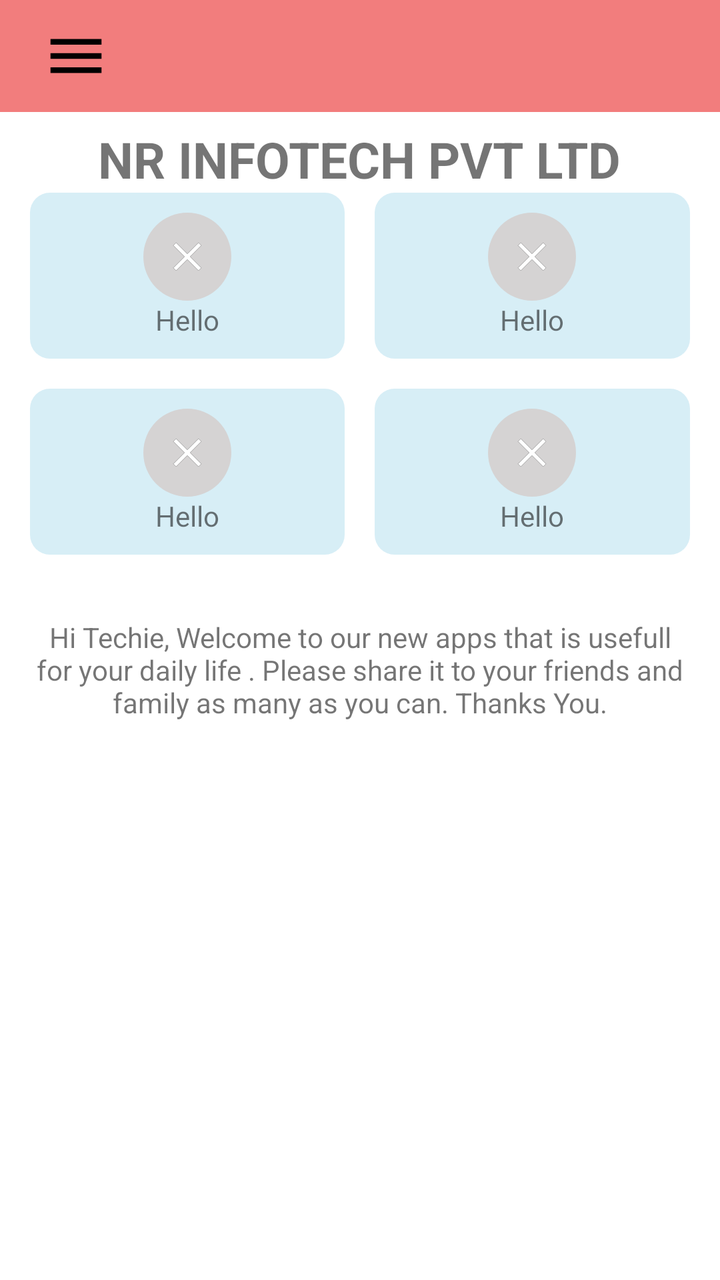
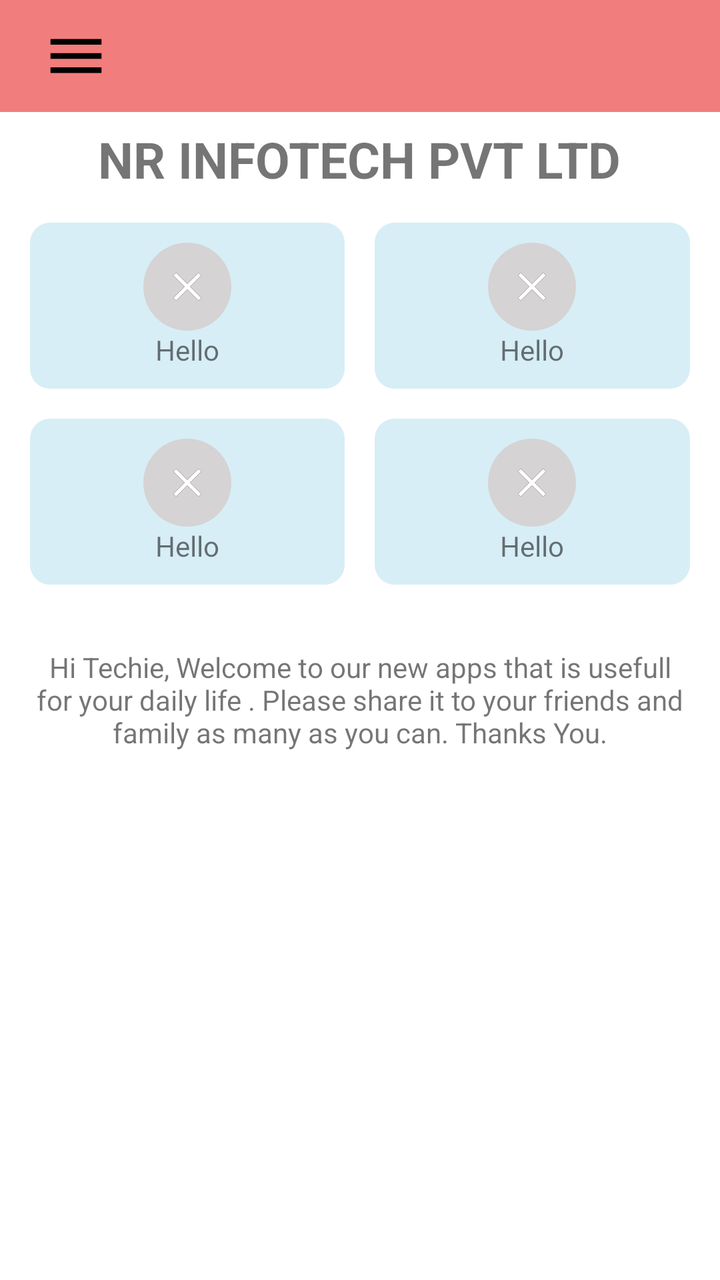

An Android layout rendered at two revisions. The XML below is the earlier revision; the diff shows what the commit changed to produce the second picture.
<!-- AndroidManifest.xml: application theme Theme.EMICalculator -->
<!-- res/layout/activity_main_content.xml -->
<?xml version="1.0" encoding="utf-8"?>
<LinearLayout xmlns:android="http://schemas.android.com/apk/res/android"
    android:orientation="vertical"
    android:layout_width="match_parent"
    android:layout_height="match_parent">

    <Toolbar
        android:layout_width="match_parent"
        android:layout_height="wrap_content"
        android:background="#F27D7D">

        <ImageButton
            android:id="@+id/buttonDrawerToggle"
            android:layout_width="wrap_content"
            android:layout_height="wrap_content"
            android:src="@drawable/baseline_menu_24"
            android:background="@android:color/transparent"
            android:padding="5dp"/>
    </Toolbar>

    <TextView
        android:layout_width="wrap_content"
        android:layout_height="wrap_content"
        android:paddingTop="20px"
        android:text="NR INFOTECH PVT LTD"
        android:layout_gravity="center"
        android:textSize="25dp"
        android:textStyle="bold"/>

    <LinearLayout
        android:layout_width="match_parent"
        android:layout_height="wrap_content"
        android:orientation="horizontal">

        <LinearLayout
            android:layout_width="0dp"
            android:layout_weight="1"
            android:layout_height="wrap_content"
            android:orientation="vertical"
            android:padding="10dp"
            android:background="@drawable/round_cornor"
            android:backgroundTint="@color/card_bg"
            android:layout_marginHorizontal="15dp">

            <ImageView
                android:layout_width="wrap_content"
                android:layout_height="wrap_content"
                android:src="@drawable/close"
                android:background="@drawable/full_round"
                android:backgroundTint="@color/image_bg"
                android:padding="10dp"
                android:layout_gravity="center"/>
            <TextView
                android:layout_width="wrap_content"
                android:layout_height="wrap_content"
                android:text="Hello"
                android:layout_gravity="center"/>

        </LinearLayout>
        <LinearLayout
            android:layout_width="0dp"
            android:layout_weight="1"
            android:layout_height="wrap_content"
            android:orientation="vertical"
            android:padding="10dp"
            android:background="@drawable/round_cornor"
            android:backgroundTint="@color/card_bg"
            android:layout_marginEnd="15dp">

            <ImageView
                android:layout_width="wrap_content"
                android:layout_height="wrap_content"
                android:src="@drawable/close"
                android:background="@drawable/full_round"
                android:backgroundTint="@color/image_bg"
                android:padding="10dp"
                android:layout_gravity="center"/>
            <TextView
                android:layout_width="wrap_content"
                android:layout_height="wrap_content"
                android:text="Hello"
                android:layout_gravity="center"/>

        </LinearLayout>
    </LinearLayout>
    <LinearLayout
        android:layout_width="match_parent"
        android:layout_height="wrap_content"
        android:orientation="horizontal"
        android:layout_marginVertical="15dp">

        <LinearLayout
            android:layout_width="0dp"
            android:layout_weight="1"
            android:layout_height="wrap_content"
            android:orientation="vertical"
            android:padding="10dp"
            android:background="@drawable/round_cornor"
            android:backgroundTint="@color/card_bg"
            android:layout_marginHorizontal="15dp">

            <ImageView
                android:layout_width="wrap_content"
                android:layout_height="wrap_content"
                android:src="@drawable/close"
                android:background="@drawable/full_round"
                android:backgroundTint="@color/image_bg"
                android:padding="10dp"
                android:layout_gravity="center"/>
            <TextView
                android:layout_width="wrap_content"
                android:layout_height="wrap_content"
                android:text="Hello"
                android:layout_gravity="center"/>

        </LinearLayout>
        <LinearLayout
            android:layout_width="0dp"
            android:layout_weight="1"
            android:layout_height="wrap_content"
            android:orientation="vertical"
            android:padding="10dp"
            android:background="@drawable/round_cornor"
            android:backgroundTint="@color/card_bg"
            android:layout_marginEnd="15dp">

            <ImageView
                android:layout_width="wrap_content"
                android:layout_height="wrap_content"
                android:src="@drawable/close"
                android:background="@drawable/full_round"
                android:backgroundTint="@color/image_bg"
                android:padding="10dp"
                android:layout_gravity="center"/>
            <TextView
                android:layout_width="wrap_content"
                android:layout_height="wrap_content"
                android:text="Hello"
                android:layout_gravity="center"/>

        </LinearLayout>
    </LinearLayout>

    <TextView
        android:layout_width="match_parent"
        android:layout_height="match_parent"
        android:padding="50px"
        android:textAlignment="center"
        android:text="Hi Techie, Welcome to our new apps that is usefull for your daily life . Please share it to your friends and family as many as you can. Thanks You."/>
</LinearLayout>
<!-- resources referenced by this layout -->
<resources>
  <color name="card_bg">#D7EEF6</color>
  <color name="image_bg">#D5D3D3</color>
  <!-- drawable baseline_menu_24 (drawable) -->
  <vector xmlns:android="http://schemas.android.com/apk/res/android" android:height="34dp" android:tint="#000000" android:viewportHeight="24" android:viewportWidth="24" android:width="34dp">
        
      <path android:fillColor="@android:color/white" android:pathData="M3,18h18v-2L3,16v2zM3,13h18v-2L3,11v2zM3,6v2h18L21,6L3,6z"/>
      
  </vector>
  <!-- drawable close (drawable) -->
  <vector xmlns:android="http://schemas.android.com/apk/res/android"
      android:width="24dp"
      android:height="24dp"
      android:viewportWidth="24.0"
      android:viewportHeight="24.0">
      <path
          android:fillColor="#FFFFFF"
          android:strokeColor="#808080"
          android:strokeWidth="0.2"
          android:strokeLineJoin="round"
          android:pathData="M19 6.41L17.59 5 12 10.59 6.41 5 5 6.41 10.59 12 5 17.59 6.41 19 12 13.41 17.59 19 19 17.59 13.41 12z"/>
  </vector>
  <!-- drawable full_round (drawable) -->
  <?xml version="1.0" encoding="utf-8"?>
  <shape xmlns:android="http://schemas.android.com/apk/res/android">
  
      <corners android:radius="25dp"/>
  </shape>
  <!-- drawable round_cornor (drawable) -->
  <?xml version="1.0" encoding="utf-8"?>
  <shape xmlns:android="http://schemas.android.com/apk/res/android">
  
      <corners android:radius="10dp" />
  
  </shape>
  <style name="Theme.EMICalculator" parent="Base.Theme.EMICalculator" />
  <style name="Base.Theme.EMICalculator" parent="Theme.MaterialComponents.DayNight.NoActionBar">
          
          
          <item name="android:statusBarColor">@android:color/transparent</item>
  
      </style>
</resources>

<!-- the commit's change to res/layout/activity_main_content.xml (unified diff, before → after) -->
@@ -30,7 +30,8 @@
     <LinearLayout
         android:layout_width="match_parent"
         android:layout_height="wrap_content"
-        android:orientation="horizontal">
+        android:orientation="horizontal"
+        android:layout_marginTop="15dp">
 
         <LinearLayout
             android:layout_width="0dp"
